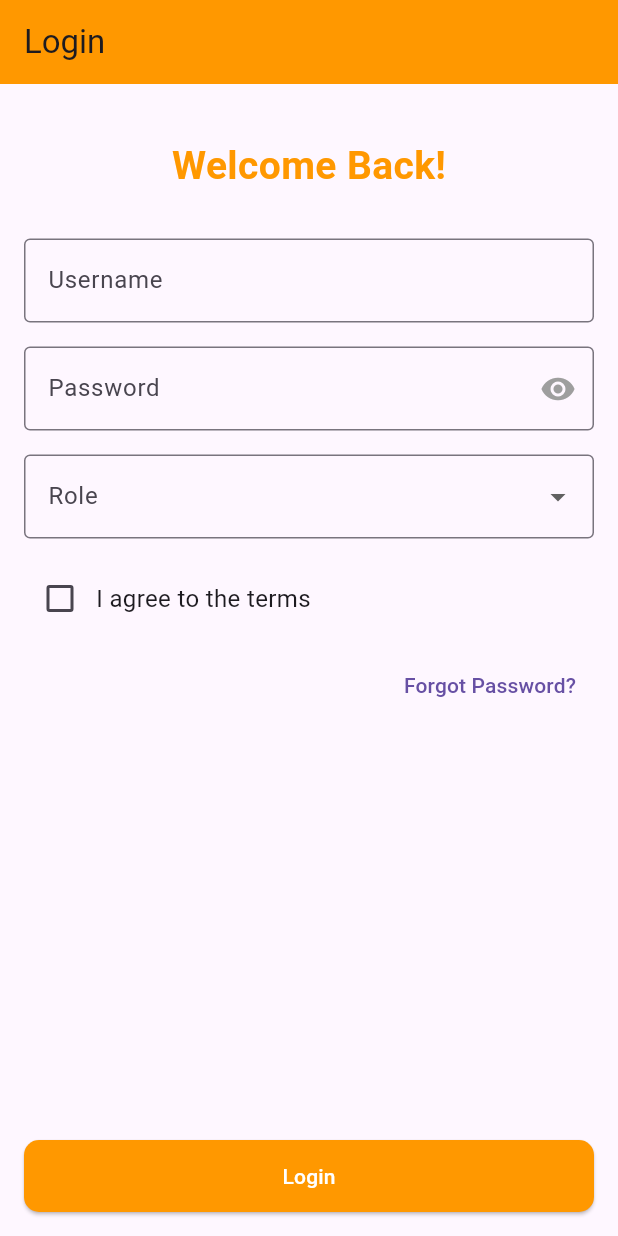
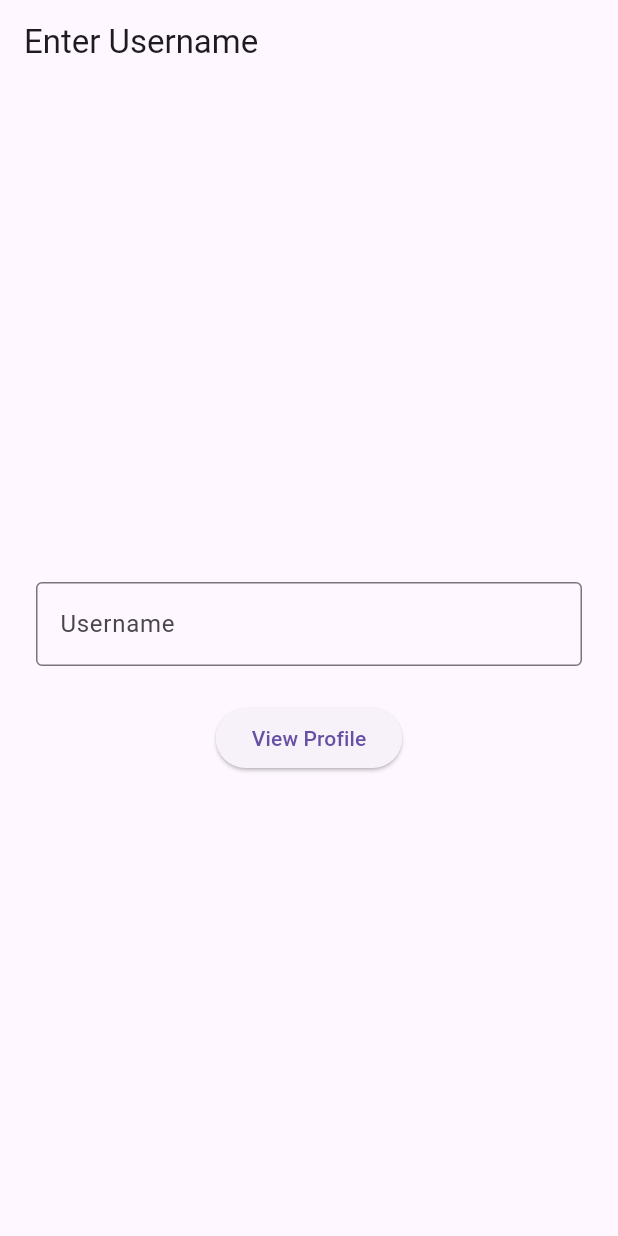
Before and after one commit to hidecard/YHA-flutter-lesson, a Flutter app: the screen it shows after launch, on a phone screen of 412 x 824 dp. Run offline on Flutter 3.47's test engine with Material 3 defaults, Android fonts, the phone set to English and light mode, and no system bars.

Commit message:
Nav Code

```diff
--- a/lib/main.dart
+++ b/lib/main.dart
@@ -1,207 +1,89 @@
 import 'package:flutter/material.dart';
 
 void main() {
-  runApp(const LoginApp());
+  runApp(const MyApp());
 }
 
-class LoginApp extends StatelessWidget {
-  const LoginApp({super.key});
+class MyApp extends StatelessWidget {
+  const MyApp({super.key});
 
   @override
   Widget build(BuildContext context) {
     return MaterialApp(
-      debugShowCheckedModeBanner: false,
-      theme: ThemeData.light().copyWith(
-        primaryColor: Colors.orange,
-        elevatedButtonTheme: ElevatedButtonThemeData(
-          style: ElevatedButton.styleFrom(
-            backgroundColor: Colors.orange,
-            foregroundColor: Colors.white,
-            padding: const EdgeInsets.symmetric(horizontal: 24, vertical: 14),
-            shape: RoundedRectangleBorder(
-              borderRadius: BorderRadius.circular(10),
-            ),
-          ),
-        ),
-      ),
-      home: const LoginScreen(),
+      home: const HomeScreen(),
     );
   }
 }
 
-class LoginScreen extends StatefulWidget {
-  const LoginScreen({super.key});
-
-  @override
-  _LoginScreenState createState() => _LoginScreenState();
-}
-
-class _LoginScreenState extends State<LoginScreen> {
-  final _formKey = GlobalKey<FormState>();
-  bool _obscurePassword = true;
-  String? _selectedRole;
-  bool _agreed = false;
-
-  void _togglePasswordVisibility() {
-    setState(() {
-      _obscurePassword = !_obscurePassword;
-    });
-  }
-
-  void _toggleAgreement() {
-    setState(() {
-      _agreed = !_agreed;
-    });
-  }
-
-  void _onLogin() {
-    if (_formKey.currentState!.validate() && _agreed) {
-      ScaffoldMessenger.of(context).showSnackBar(
-        const SnackBar(content: Text('Login Successful!')),
-      );
-    } else if (!_agreed) {
-      ScaffoldMessenger.of(context).showSnackBar(
-        const SnackBar(content: Text('Please agree to the terms')),
-      );
-    }
-  }
+class HomeScreen extends StatelessWidget {
+  const HomeScreen({super.key});
 
   @override
   Widget build(BuildContext context) {
+    final TextEditingController controller = TextEditingController();
+
     return Scaffold(
-      appBar: AppBar(
-        title: const Text('Login'),
-        backgroundColor: Colors.orange,
-      ),
-      body: SingleChildScrollView(
-        child: Padding(
-          padding: const EdgeInsets.all(16.0),
-          child: Form(
-            key: _formKey,
+      appBar: AppBar(title: const Text('Enter Username')),
+      body: Center(
         child: Column(
-              crossAxisAlignment: CrossAxisAlignment.stretch,
+          mainAxisAlignment: MainAxisAlignment.center,
           children: [
-                // Header
             Container(
-                  margin: const EdgeInsets.only(top: 20, bottom: 30),
-                  alignment: Alignment.center,
-                  child: const Text(
-                    'Welcome Back!',
-                    style: TextStyle(
-                      fontSize: 26,
-                      fontWeight: FontWeight.bold,
-                      color: Colors.orange,
+              margin: const EdgeInsets.all(16.0),
+              padding: const EdgeInsets.all(8.0),
+              child: TextField(
+                controller: controller,
+                decoration: const InputDecoration(
+                  border: OutlineInputBorder(),
+                  labelText: 'Username',
                 ),
               ),
             ),
-                // Username
-                TextFormField(
-                  decoration: const InputDecoration(
-                    border: OutlineInputBorder(),
-                    labelText: 'Username',
-                    hintText: 'Enter your username',
+            ElevatedButton(
+              onPressed: () {
+                Navigator.push(
+                  context,
+                  MaterialPageRoute(
+                    builder: (context) => ProfileScreen(username: controller.text),
                   ),
-                  validator: (value) {
-                    if (value == null || value.isEmpty) {
-                      return 'Username is required';
-                    }
-                    return null;
-                  },
-                ),
-                const SizedBox(height: 16),
-                // Password
-                TextFormField(
-                  obscureText: _obscurePassword,
-                  textInputAction: TextInputAction.done,
-                  decoration: InputDecoration(
-                    border: const OutlineInputBorder(),
-                    labelText: 'Password',
-                    hintText: 'Enter your password',
-                    suffixIcon: IconButton(
-                      icon: Icon(
-                        _obscurePassword
-                            ? Icons.visibility
-                            : Icons.visibility_off,
-                        color: Colors.grey,
-                      ),
-                      onPressed: _togglePasswordVisibility,
-                    ),
-                  ),
-                  validator: (value) {
-                    if (value == null || value.length < 6) {
-                      return 'Password must be at least 6 characters';
-                    }
-                    return null;
-                  },
-                ),
-                const SizedBox(height: 16),
-                // Role Dropdown
-                DropdownButtonFormField<String>(
-                  value: _selectedRole,
-                  decoration: const InputDecoration(
-                    border: OutlineInputBorder(),
-                    labelText: 'Role',
-                  ),
-                  items: ['Student', 'Teacher', 'Admin']
-                      .map((role) => DropdownMenuItem(
-                            value: role,
-                            child: Text(role),
-                          ))
-                      .toList(),
-                  onChanged: (value) {
-                    setState(() {
-                      _selectedRole = value;
-                    });
-                  },
-                  validator: (value) {
-                    if (value == null) {
-                      return 'Please select a role';
-                    }
-                    return null;
-                  },
-                ),
-                const SizedBox(height: 16),
-                // Checkbox
-                Row(
-                  children: [
-                    Checkbox(
-                      value: _agreed,
-                      onChanged: (value) {
-                        setState(() {
-                          _agreed = value ?? false;
-                        });
-                      },
-                    ),
-                    const Text('I agree to the terms',
-                        style: TextStyle(fontSize: 16)),
-                  ],
-                ),
-                const SizedBox(height: 10),
-                // Forgot Password
-                Align(
-                  alignment: Alignment.centerRight,
-                  child: TextButton(
-                    onPressed: () {
-                      ScaffoldMessenger.of(context).showSnackBar(
-                        const SnackBar(content: Text('Forgot Password tapped')),
                 );
               },
-                    child: const Text("Forgot Password?"),
+              child: const Text('View Profile'),
             ),
-                ),
-                const SizedBox(height: 40),
           ],
-            ),
-          ),
-        ),
-      ),
-      bottomNavigationBar: Padding(
-        padding: const EdgeInsets.all(16.0),
-        child: ElevatedButton(
-          onPressed: _onLogin,
-          child: const Text('Login'),
         ),
       ),
     );
   }
 }
+
+class ProfileScreen extends StatelessWidget {
+  final String username;
+
+  const ProfileScreen({super.key, required this.username});
+
+  @override
+  Widget build(BuildContext context) {
+    return Scaffold(
+      appBar: AppBar(title: const Text('Profile')),
+      body: Center(
+        child: Column(
+          mainAxisAlignment: MainAxisAlignment.center,
+          children: [
+            Text(
+              'Welcome, $username!',
+              style: const TextStyle(fontSize: 20),
+            ),
+            const SizedBox(height: 16),
+            ElevatedButton(
+              onPressed: () {
+                Navigator.pop(context);
+              },
+              child: const Text('Go Back'),
+            ),
+          ],
+        ),
+      ),
+    );
+  }
+}
```
Lines whose indentation alone changed are shown as unchanged.
